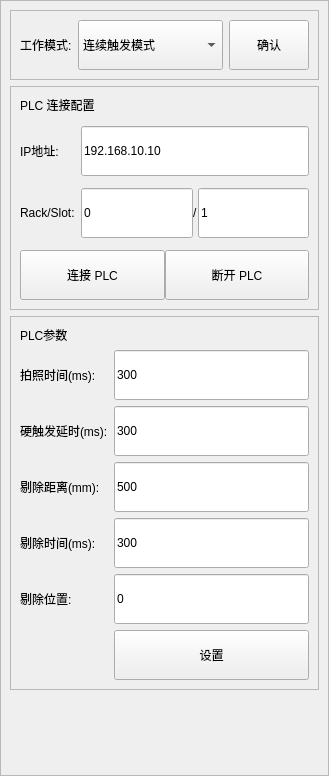
Before: the Qt Designer form app/ui/main_window/settings/plc_settings_page.ui in GitHub3651/shenyinocr, drawn with Qt 5.
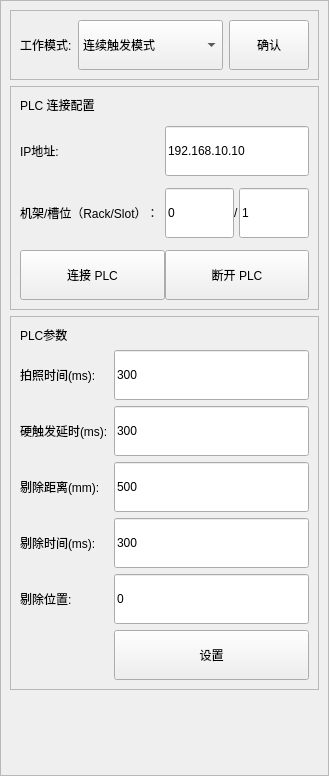
After: the same form once the commit is applied.

The edit to the form file:
```diff
--- a/app/ui/main_window/settings/plc_settings_page.ui
+++ b/app/ui/main_window/settings/plc_settings_page.ui
@@ -132,7 +132,7 @@
           <item row="2" column="0">
            <widget class="QLabel" name="label_plcRackSlot">
             <property name="text">
-             <string>Rack/Slot:</string>
+             <string>机架/槽位（Rack/Slot）：</string>
             </property>
            </widget>
           </item>
```
